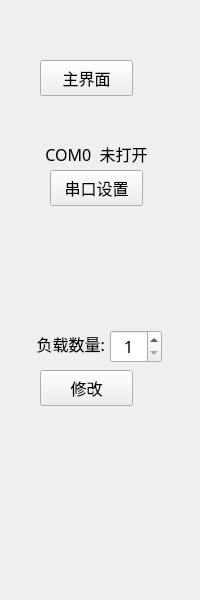
ChinaClever/IDC_TestSystem, file IDC_TestSystem/eload/eload_toolbox/eload_hometoolwid.ui: the form before one commit.
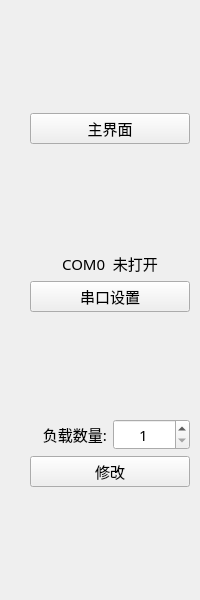
The form after the commit.

Patch:
```diff
--- a/IDC_TestSystem/eload/eload_toolbox/eload_hometoolwid.ui
+++ b/IDC_TestSystem/eload/eload_toolbox/eload_hometoolwid.ui
@@ -13,34 +13,54 @@
   <property name="font">
    <font>
     <family>微软雅黑</family>
-    <pointsize>12</pointsize>
+    <pointsize>11</pointsize>
    </font>
   </property>
   <property name="windowTitle">
    <string>Form</string>
   </property>
+  <layout class="QVBoxLayout" name="verticalLayout">
+   <property name="leftMargin">
+    <number>30</number>
+   </property>
+   <property name="rightMargin">
+    <number>10</number>
+   </property>
+   <item>
+    <spacer name="verticalSpacer">
+     <property name="orientation">
+      <enum>Qt::Vertical</enum>
+     </property>
+     <property name="sizeHint" stdset="0">
+      <size>
+       <width>20</width>
+       <height>40</height>
+      </size>
+     </property>
+    </spacer>
+   </item>
+   <item>
   <widget class="QPushButton" name="homeBtn">
-   <property name="geometry">
-    <rect>
-     <x>40</x>
-     <y>60</y>
-     <width>93</width>
-     <height>36</height>
-    </rect>
-   </property>
    <property name="text">
     <string>主界面</string>
    </property>
   </widget>
+   </item>
+   <item>
+    <spacer name="verticalSpacer_2">
+     <property name="orientation">
+      <enum>Qt::Vertical</enum>
+     </property>
+     <property name="sizeHint" stdset="0">
+      <size>
+       <width>20</width>
+       <height>40</height>
+      </size>
+     </property>
+    </spacer>
+   </item>
+   <item>
   <widget class="QLabel" name="serialLab">
-   <property name="geometry">
-    <rect>
-     <x>30</x>
-     <y>140</y>
-     <width>133</width>
-     <height>27</height>
-    </rect>
-   </property>
    <property name="text">
     <string>COM0  未打开</string>
    </property>
@@ -48,15 +68,9 @@
     <set>Qt::AlignCenter</set>
    </property>
   </widget>
+   </item>
+   <item>
   <widget class="QPushButton" name="serialBtn">
-   <property name="geometry">
-    <rect>
-     <x>50</x>
-     <y>170</y>
-     <width>93</width>
-     <height>36</height>
-    </rect>
-   </property>
    <property name="minimumSize">
     <size>
      <width>0</width>
@@ -73,15 +87,24 @@
     <string>串口设置</string>
    </property>
   </widget>
+   </item>
+   <item>
+    <spacer name="verticalSpacer_3">
+     <property name="orientation">
+      <enum>Qt::Vertical</enum>
+     </property>
+     <property name="sizeHint" stdset="0">
+      <size>
+       <width>20</width>
+       <height>40</height>
+      </size>
+     </property>
+    </spacer>
+   </item>
+   <item>
+    <layout class="QHBoxLayout" name="horizontalLayout">
+     <item>
   <widget class="QLabel" name="label_2">
-   <property name="geometry">
-    <rect>
-     <x>20</x>
-     <y>330</y>
-     <width>85</width>
-     <height>27</height>
-    </rect>
-   </property>
    <property name="text">
     <string>负载数量:</string>
    </property>
@@ -89,15 +112,9 @@
     <set>Qt::AlignRight|Qt::AlignTrailing|Qt::AlignVCenter</set>
    </property>
   </widget>
+     </item>
+     <item>
   <widget class="QSpinBox" name="spinBox">
-   <property name="geometry">
-    <rect>
-     <x>110</x>
-     <y>330</y>
-     <width>52</width>
-     <height>33</height>
-    </rect>
-   </property>
    <property name="alignment">
     <set>Qt::AlignCenter</set>
    </property>
@@ -108,15 +125,11 @@
     <number>33</number>
    </property>
   </widget>
+     </item>
+    </layout>
+   </item>
+   <item>
   <widget class="QPushButton" name="devNumBtn">
-   <property name="geometry">
-    <rect>
-     <x>40</x>
-     <y>370</y>
-     <width>93</width>
-     <height>36</height>
-    </rect>
-   </property>
    <property name="minimumSize">
     <size>
      <width>0</width>
@@ -133,6 +146,21 @@
     <string>修改</string>
    </property>
   </widget>
+   </item>
+   <item>
+    <spacer name="verticalSpacer_4">
+     <property name="orientation">
+      <enum>Qt::Vertical</enum>
+     </property>
+     <property name="sizeHint" stdset="0">
+      <size>
+       <width>20</width>
+       <height>40</height>
+      </size>
+     </property>
+    </spacer>
+   </item>
+  </layout>
  </widget>
  <resources/>
  <connections/>
```
Lines whose indentation alone changed are shown as unchanged.
